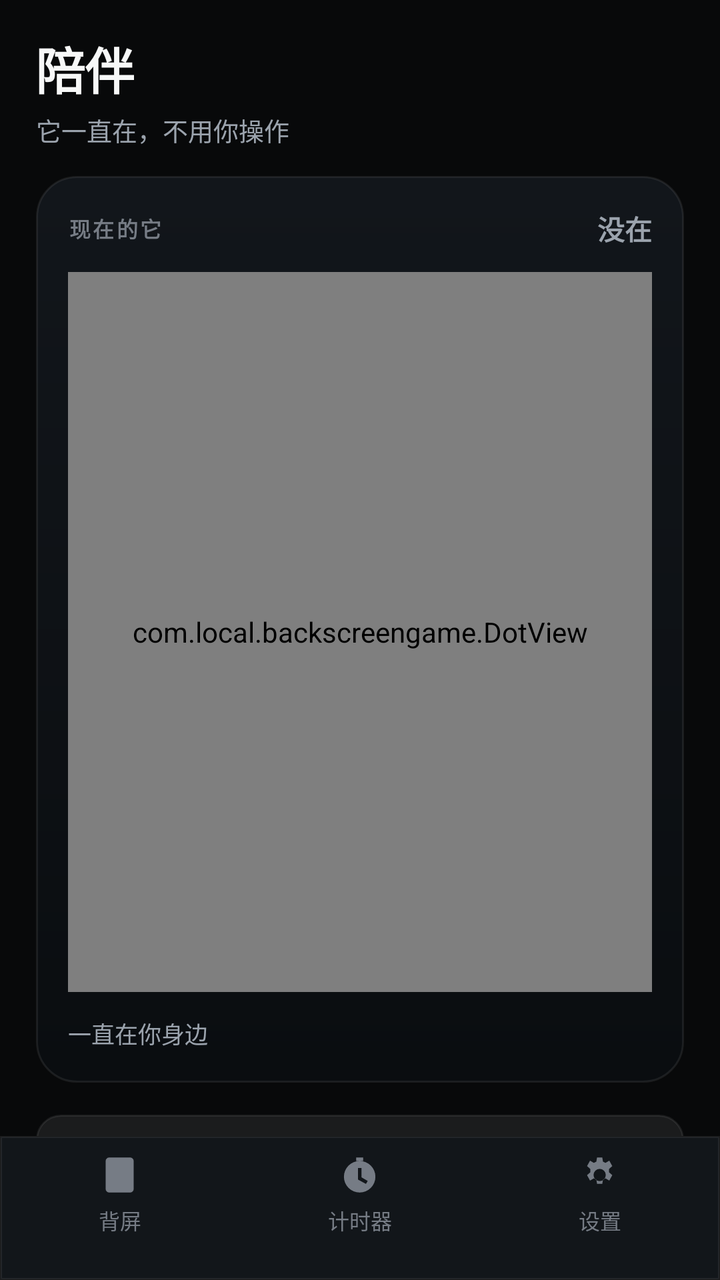
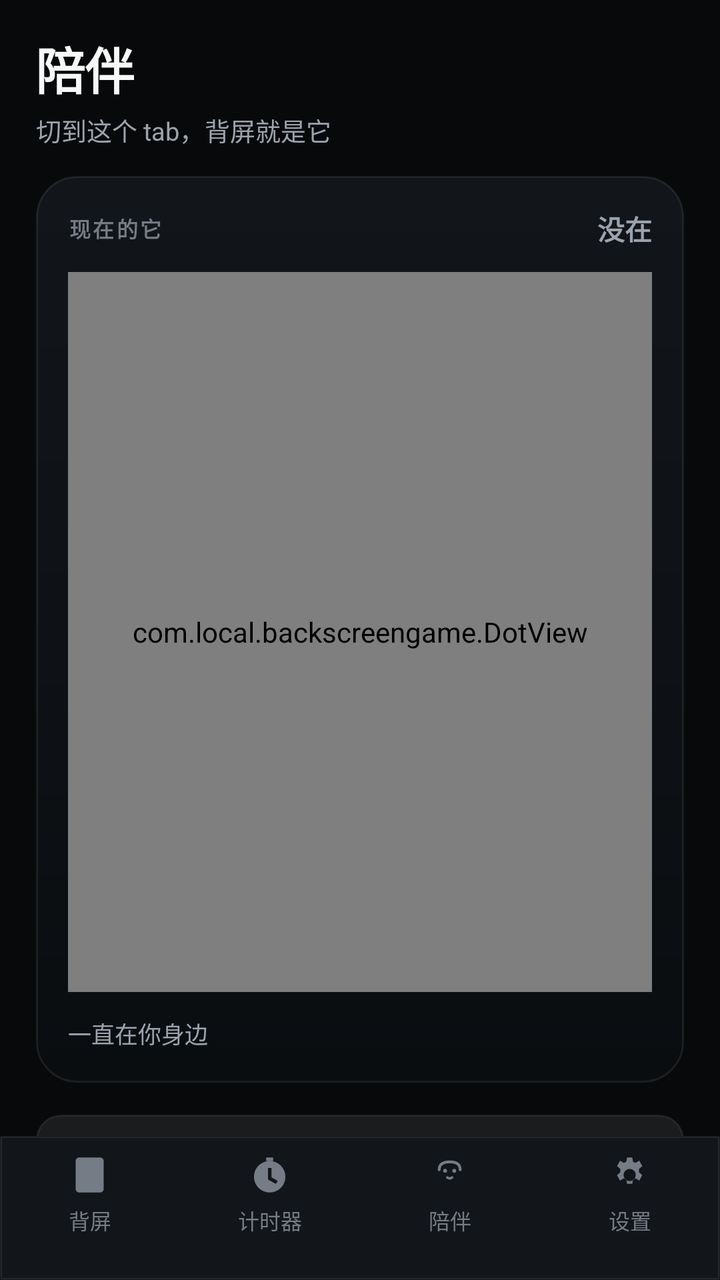

An Android layout rendered at two revisions. The XML below is the earlier revision; the diff shows what the commit changed to produce the second picture.
<!-- AndroidManifest.xml: application theme Theme.BackScreenGame -->
<!-- res/layout/activity_companion.xml -->
<?xml version="1.0" encoding="utf-8"?>
<LinearLayout xmlns:android="http://schemas.android.com/apk/res/android"
    android:layout_width="match_parent"
    android:layout_height="match_parent"
    android:orientation="vertical"
    android:id="@+id/cp_root"
    android:background="@color/canvas">

    <ScrollView
        android:layout_width="match_parent"
        android:layout_height="0dp"
        android:layout_weight="1"
        android:fillViewport="true"
        android:scrollbars="none"
        android:clipToPadding="false">

        <LinearLayout
            android:layout_width="match_parent"
            android:layout_height="wrap_content"
            android:orientation="vertical"
            android:paddingStart="18dp"
            android:paddingEnd="18dp"
            android:paddingBottom="24dp">

            
            <LinearLayout
                android:layout_width="match_parent"
                android:layout_height="wrap_content"
                android:orientation="vertical"
                android:paddingTop="16dp"
                android:paddingBottom="14dp">

                <TextView
                    android:layout_width="wrap_content"
                    android:layout_height="wrap_content"
                    android:text="陪伴"
                    android:textSize="25sp"
                    android:textStyle="bold"
                    android:letterSpacing="-0.02"
                    android:textColor="@color/ink" />

                <TextView
                    android:layout_width="wrap_content"
                    android:layout_height="wrap_content"
                    android:layout_marginTop="3dp"
                    android:text="它一直在，不用你操作"
                    android:textSize="12.5sp"
                    android:textColor="@color/ink3" />
            </LinearLayout>

            
            <LinearLayout
                android:layout_width="match_parent"
                android:layout_height="wrap_content"
                android:orientation="vertical"
                android:background="@drawable/bg_hero"
                android:padding="16dp">

                <LinearLayout
                    android:layout_width="match_parent"
                    android:layout_height="wrap_content"
                    android:orientation="horizontal"
                    android:gravity="center_vertical">

                    <TextView
                        android:layout_width="0dp"
                        android:layout_height="wrap_content"
                        android:layout_weight="1"
                        android:text="现在的它"
                        android:textSize="10.5sp"
                        android:textStyle="bold"
                        android:letterSpacing="0.11"
                        android:textAllCaps="true"
                        android:textColor="@color/ink4" />

                    <TextView
                        android:id="@+id/cp_state"
                        android:layout_width="wrap_content"
                        android:layout_height="wrap_content"
                        android:text="没在"
                        android:textSize="13.5sp"
                        android:textStyle="bold"
                        android:textColor="@color/ink3" />
                </LinearLayout>

                <com.local.backscreengame.DotView
                    android:id="@+id/cp_preview"
                    android:layout_width="match_parent"
                    android:layout_height="360dp"
                    android:layout_marginTop="12dp"
                    android:background="@drawable/bg_dots" />

                <TextView
                    android:id="@+id/cp_silent"
                    android:layout_width="match_parent"
                    android:layout_height="wrap_content"
                    android:layout_marginTop="12dp"
                    android:text="一直在你身边"
                    android:textSize="11.5sp"
                    android:textColor="@color/ink3" />
            </LinearLayout>

            
            <LinearLayout
                android:layout_width="match_parent"
                android:layout_height="wrap_content"
                android:layout_marginTop="16dp"
                android:orientation="horizontal"
                android:gravity="center_vertical"
                android:background="@drawable/bg_card"
                android:paddingStart="14dp"
                android:paddingEnd="14dp"
                android:paddingTop="14dp"
                android:paddingBottom="14dp">

                <LinearLayout
                    android:layout_width="0dp"
                    android:layout_height="wrap_content"
                    android:layout_weight="1"
                    android:orientation="vertical">

                    <TextView
                        android:id="@+id/cp_switch_label"
                        android:layout_width="wrap_content"
                        android:layout_height="wrap_content"
                        android:text="开启陪伴"
                        android:textSize="15sp"
                        android:textStyle="bold"
                        android:textColor="@color/ink" />

                    <TextView
                        android:layout_width="wrap_content"
                        android:layout_height="wrap_content"
                        android:layout_marginTop="2dp"
                        android:text="开启后它会一直陪着你，不占你注意力"
                        android:textSize="12sp"
                        android:textColor="@color/ink3" />
                </LinearLayout>

                <com.local.backscreengame.ToggleSwitch
                    android:id="@+id/cp_power"
                    android:layout_width="46dp"
                    android:layout_height="27dp" />
            </LinearLayout>

            
            <LinearLayout
                android:layout_width="match_parent"
                android:layout_height="wrap_content"
                android:layout_marginTop="10dp"
                android:orientation="vertical"
                android:background="@drawable/bg_card"
                android:padding="14dp">

                <TextView
                    android:layout_width="wrap_content"
                    android:layout_height="wrap_content"
                    android:text="它会做什么"
                    android:textSize="11sp"
                    android:textStyle="bold"
                    android:letterSpacing="0.1"
                    android:textAllCaps="true"
                    android:textColor="@color/ink4" />

                <TextView
                    android:layout_width="match_parent"
                    android:layout_height="wrap_content"
                    android:layout_marginTop="10dp"
                    android:text="· 安静时只是有一颗很暗的呼吸点，不打扰你"
                    android:textSize="12.5sp"
                    android:textColor="@color/ink2" />

                <TextView
                    android:layout_width="match_parent"
                    android:layout_height="wrap_content"
                    android:layout_marginTop="6dp"
                    android:text="· 收到通知只给你一个表情，不显示内容"
                    android:textSize="12.5sp"
                    android:textColor="@color/ink2" />

                <TextView
                    android:layout_width="match_parent"
                    android:layout_height="wrap_content"
                    android:layout_marginTop="6dp"
                    android:text="· 副歌到了会亮一下，跟你一起听歌"
                    android:textSize="12.5sp"
                    android:textColor="@color/ink2" />

                <TextView
                    android:layout_width="match_parent"
                    android:layout_height="wrap_content"
                    android:layout_marginTop="6dp"
                    android:text="· 你说话时它会看着你"
                    android:textSize="12.5sp"
                    android:textColor="@color/ink2" />

                <TextView
                    android:layout_width="match_parent"
                    android:layout_height="wrap_content"
                    android:layout_marginTop="6dp"
                    android:text="· 深夜它自己睡，白天太久不理它会犯困"
                    android:textSize="12.5sp"
                    android:textColor="@color/ink2" />
            </LinearLayout>

        </LinearLayout>
    </ScrollView>

    <include layout="@layout/view_bottom_nav" />
</LinearLayout>
<!-- res/layout/view_bottom_nav.xml (included above) -->
<?xml version="1.0" encoding="utf-8"?>
<LinearLayout xmlns:android="http://schemas.android.com/apk/res/android"
    android:layout_width="match_parent"
    android:layout_height="wrap_content"
    android:orientation="horizontal"
    android:background="@drawable/bg_nav"
    android:minHeight="64dp"
    android:paddingTop="9dp"
    android:paddingBottom="22dp">

    <LinearLayout
        android:id="@+id/nav_back"
        android:layout_width="0dp"
        android:layout_height="wrap_content"
        android:layout_weight="1"
        android:orientation="vertical"
        android:gravity="center"
        android:clickable="true" android:focusable="true">

        <ImageView
            android:id="@+id/nav_back_icon"
            android:layout_width="21dp"
            android:layout_height="21dp"
            android:src="@drawable/ic_nav_screen"
            android:tint="@color/ink4"
            android:contentDescription="背屏" />
        <TextView
            android:id="@+id/nav_back_text"
            android:layout_width="wrap_content"
            android:layout_height="wrap_content"
            android:layout_marginTop="4dp"
            android:text="背屏"
            android:textSize="10.5sp"
            android:textColor="@color/ink4" />
    </LinearLayout>

    <LinearLayout
        android:id="@+id/nav_timer"
        android:layout_width="0dp"
        android:layout_height="wrap_content"
        android:layout_weight="1"
        android:orientation="vertical"
        android:gravity="center"
        android:clickable="true" android:focusable="true">

        <ImageView
            android:id="@+id/nav_timer_icon"
            android:layout_width="21dp"
            android:layout_height="21dp"
            android:src="@drawable/ic_timer"
            android:tint="@color/ink4"
            android:contentDescription="计时器" />
        <TextView
            android:id="@+id/nav_timer_text"
            android:layout_width="wrap_content"
            android:layout_height="wrap_content"
            android:layout_marginTop="4dp"
            android:text="计时器"
            android:textSize="10.5sp"
            android:textColor="@color/ink4" />
    </LinearLayout>

    <LinearLayout
        android:id="@+id/nav_settings"
        android:layout_width="0dp"
        android:layout_height="wrap_content"
        android:layout_weight="1"
        android:orientation="vertical"
        android:gravity="center"
        android:clickable="true" android:focusable="true">

        <ImageView
            android:id="@+id/nav_settings_icon"
            android:layout_width="21dp"
            android:layout_height="21dp"
            android:src="@drawable/ic_nav_gear"
            android:tint="@color/ink4"
            android:contentDescription="设置" />
        <TextView
            android:id="@+id/nav_settings_text"
            android:layout_width="wrap_content"
            android:layout_height="wrap_content"
            android:layout_marginTop="4dp"
            android:text="设置"
            android:textSize="10.5sp"
            android:textColor="@color/ink4" />
    </LinearLayout>
</LinearLayout>
<!-- resources referenced by this layout -->
<resources>
  <color name="canvas">#FF08090A</color>
  <color name="ink">#FFF7F8F8</color>
  <color name="ink2">#FFD0D6E0</color>
  <color name="ink3">#FF9BA3AD</color>
  <color name="ink4">#FF767C85</color>
  <!-- drawable bg_card (drawable) -->
  <?xml version="1.0" encoding="utf-8"?>
  <shape xmlns:android="http://schemas.android.com/apk/res/android" android:shape="rectangle">
      <solid android:color="#14FFFFFF" />
      <corners android:radius="12dp" />
      <stroke android:width="1dp" android:color="@color/line" />
  </shape>
  <!-- drawable bg_dots (drawable) -->
  <?xml version="1.0" encoding="utf-8"?>
  <shape xmlns:android="http://schemas.android.com/apk/res/android" android:shape="rectangle">
      <solid android:color="@color/dot_bg" />
      <corners android:radius="10dp" />
      <stroke android:width="1dp" android:color="@color/line_soft" /></shape>
  <!-- drawable bg_hero (drawable) -->
  <?xml version="1.0" encoding="utf-8"?>
  <shape xmlns:android="http://schemas.android.com/apk/res/android" android:shape="rectangle">
      <gradient android:angle="270" android:startColor="#FF12161B" android:endColor="#FF0A0D10" />
      <corners android:radius="20dp" />
      <stroke android:width="1dp" android:color="@color/line" /></shape>
  <!-- drawable bg_nav (drawable) -->
  <?xml version="1.0" encoding="utf-8"?>
  <shape xmlns:android="http://schemas.android.com/apk/res/android" android:shape="rectangle">
      <solid android:color="#FF12161A" />
      <stroke android:width="1dp" android:color="@color/line" />
  </shape>
  <!-- drawable ic_nav_screen (drawable) -->
  <?xml version="1.0" encoding="utf-8"?>
  <vector xmlns:android="http://schemas.android.com/apk/res/android"
      android:width="24dp" android:height="24dp"
      android:viewportWidth="24" android:viewportHeight="24">
      <path android:fillColor="#FFFFFFFF" android:pathData="M6,2 L18,2 A2,2 0 0 1 20,4 L20,20 A2,2 0 0 1 18,22 L6,22 A2,2 0 0 1 4,20 L4,4 A2,2 0 0 1 6,2 Z M11,18.5 L13,18.5 L13,20 L11,20 Z" />
  </vector>
  <!-- drawable ic_timer (drawable) -->
  <?xml version="1.0" encoding="utf-8"?>
  <vector xmlns:android="http://schemas.android.com/apk/res/android"
      android:width="24dp" android:height="24dp"
      android:viewportWidth="24" android:viewportHeight="24"
      android:tint="?android:attr/textColorPrimary">
      <path android:fillColor="#FFFFFFFF" android:pathData="M12,4a9,9 0 1 0 0,18 9,9 0 0 0 0,-18zM11,8h2v5.3l3.6,2.1 -1,1.7L11,14.6zM10,2h4v2h-4z"/>
  </vector>
  <color name="line">#14FFFFFF</color>
  <color name="dot_bg">#FF05070A</color>
  <color name="line_soft">#0AFFFFFF</color>
  <!-- drawable bg_main (drawable) -->
  <?xml version="1.0" encoding="utf-8"?>
  <shape xmlns:android="http://schemas.android.com/apk/res/android" android:shape="rectangle">
      <gradient android:angle="90" android:startColor="@color/bg_grad_top" android:endColor="@color/bg_grad_bottom"/>
  </shape>
  <color name="accent">#FF35E0B0</color>
  <color name="bg">#FF08090C</color>
  <color name="text">#FFEAF2F5</color>
  <color name="bg_grad_top">#FF0E151C</color>
  <color name="bg_grad_bottom">#FF070A0D</color>
  <!-- unchanged entries left out for length: 2 -->
</resources>

<!-- the commit's change to res/layout/activity_companion.xml (unified diff, before → after) -->
@@ -43,7 +43,7 @@
                     android:layout_width="wrap_content"
                     android:layout_height="wrap_content"
                     android:layout_marginTop="3dp"
-                    android:text="它一直在，不用你操作"
+                    android:text="切到这个 tab，背屏就是它"
                     android:textSize="12.5sp"
                     android:textColor="@color/ink3" />
             </LinearLayout>
@@ -132,7 +132,7 @@
                         android:layout_width="wrap_content"
                         android:layout_height="wrap_content"
                         android:layout_marginTop="2dp"
-                        android:text="开启后它会一直陪着你，不占你注意力"
+                        android:text="背屏一次只能显示一样东西，所以陪伴独占一个 tab"
                         android:textSize="12sp"
                         android:textColor="@color/ink3" />
                 </LinearLayout>
@@ -272,6 +272,32 @@
     </LinearLayout>
 
     <LinearLayout
+        android:id="@+id/nav_companion"
+        android:layout_width="0dp"
+        android:layout_height="wrap_content"
+        android:layout_weight="1"
+        android:orientation="vertical"
+        android:gravity="center"
+        android:clickable="true" android:focusable="true">
+
+        <ImageView
+            android:id="@+id/nav_companion_icon"
+            android:layout_width="21dp"
+            android:layout_height="21dp"
+            android:src="@drawable/ic_nomi"
+            android:tint="@color/ink4"
+            android:contentDescription="陪伴" />
+        <TextView
+            android:id="@+id/nav_companion_text"
+            android:layout_width="wrap_content"
+            android:layout_height="wrap_content"
+            android:layout_marginTop="4dp"
+            android:text="陪伴"
+            android:textSize="10.5sp"
+            android:textColor="@color/ink4" />
+    </LinearLayout>
+
+    <LinearLayout
         android:id="@+id/nav_settings"
         android:layout_width="0dp"
         android:layout_height="wrap_content"
<!-- resource entries referenced after the edit -->
@@ -37,6 +37,31 @@
       android:viewportWidth="24" android:viewportHeight="24">
       <path android:fillColor="#FFFFFFFF" android:pathData="M6,2 L18,2 A2,2 0 0 1 20,4 L20,20 A2,2 0 0 1 18,22 L6,22 A2,2 0 0 1 4,20 L4,4 A2,2 0 0 1 6,2 Z M11,18.5 L13,18.5 L13,20 L11,20 Z" />
   </vector>
+  <!-- drawable ic_nomi (drawable) -->
+  <vector xmlns:android="http://schemas.android.com/apk/res/android"
+      android:width="24dp"
+      android:height="24dp"
+      android:viewportWidth="24"
+      android:viewportHeight="24"
+      android:tint="#FFFFFF">
+      
+      <path
+          android:strokeColor="#FFFFFF"
+          android:strokeWidth="1.6"
+          android:strokeLineCap="round"
+          android:pathData="M6,9 Q6,4.5 12,4.5 Q18,4.5 18,9" />
+      <path
+          android:fillColor="#FFFFFF"
+          android:pathData="M9.4,9.6 m-1.1,0 a1.1,1.1 0 1,0 2.2,0 a1.1,1.1 0 1,0 -2.2,0" />
+      <path
+          android:fillColor="#FFFFFF"
+          android:pathData="M14.6,9.6 m-1.1,0 a1.1,1.1 0 1,0 2.2,0 a1.1,1.1 0 1,0 -2.2,0" />
+      <path
+          android:strokeColor="#FFFFFF"
+          android:strokeWidth="1.4"
+          android:strokeLineCap="round"
+          android:pathData="M10.6,13.4 Q12,14.5 13.4,13.4" />
+  </vector>
   <!-- drawable ic_timer (drawable) -->
   <?xml version="1.0" encoding="utf-8"?>
   <vector xmlns:android="http://schemas.android.com/apk/res/android"
